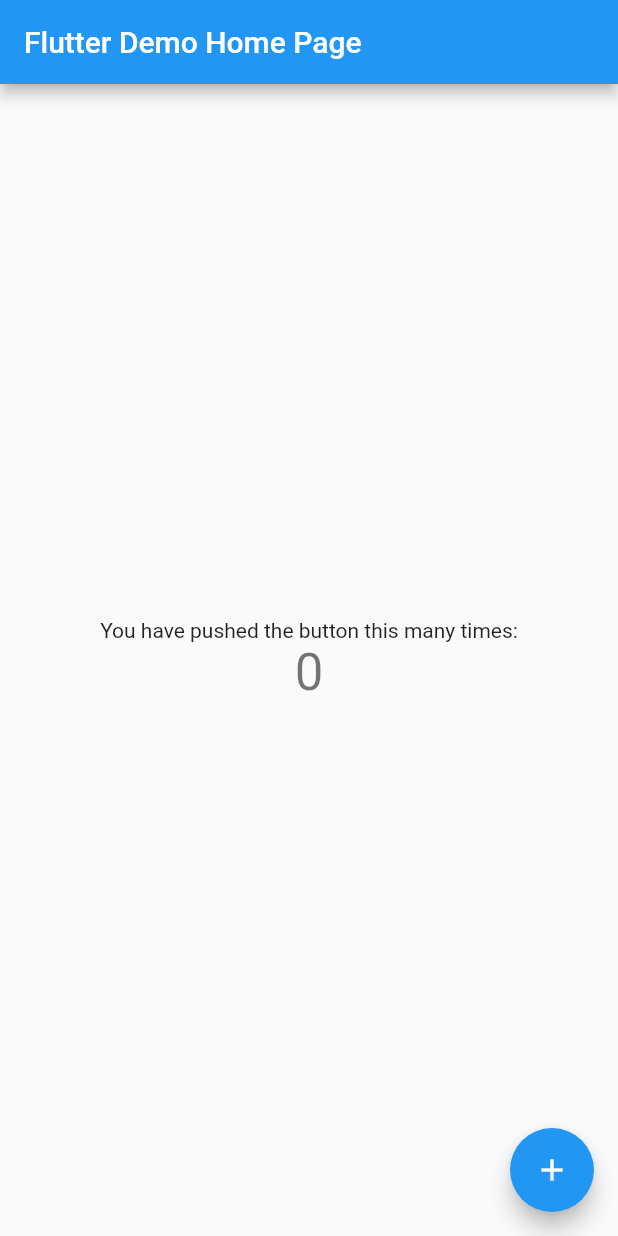
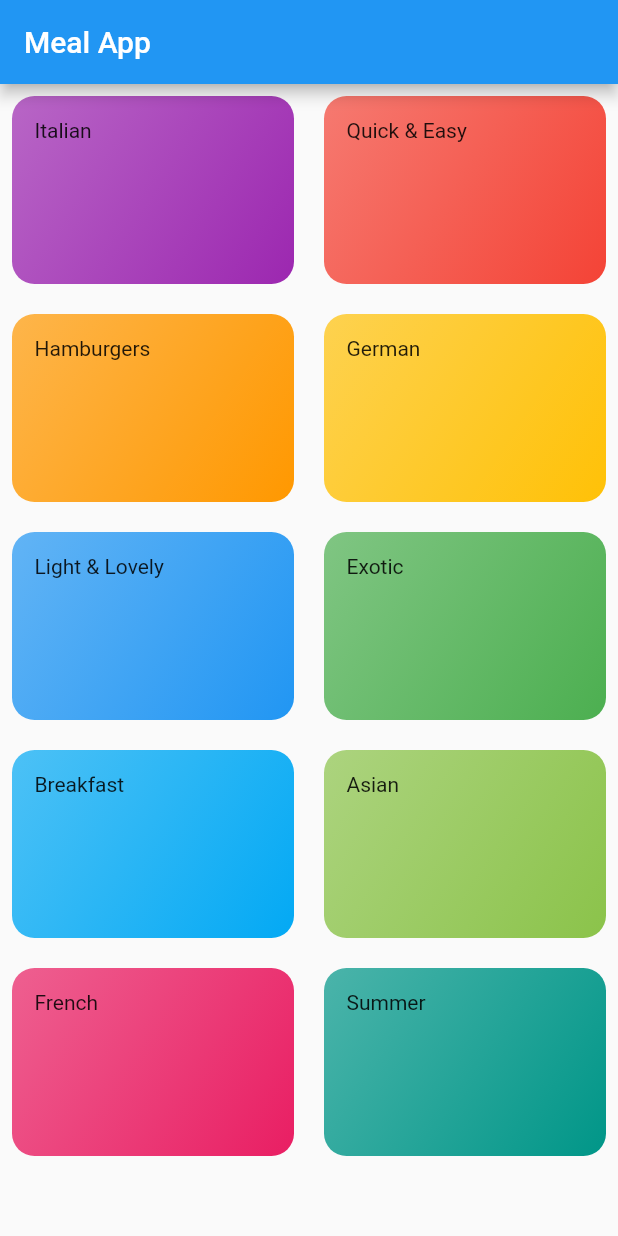
Before and after one commit to EroMCakes/Meals-App-multi-screen-navigation-, a Flutter app: the screen it shows after launch, on a phone screen of 412 x 824 dp. Run offline on Flutter 3.47's test engine with Material 2 defaults, Android fonts, the phone set to English and light mode, and no system bars.

Commit message:
setup main screen and main data model

```diff
--- /dev/null
+++ b/lib/Models/category.dart
@@ -0,0 +1,10 @@
+import 'package:flutter/material.dart';
+
+class Category {
+  const Category(
+      {required this.id, required this.title, this.color = Colors.orange});
+
+  final String id;
+  final String title;
+  final Color color;
+}
--- /dev/null
+++ b/lib/Utils/dummy_data.dart
@@ -0,0 +1,56 @@
+import 'package:flutter/material.dart';
+
+import '../Models/category.dart';
+
+const DUMMY_CATEGORIES = [
+  Category(
+    id: 'c1',
+    title: 'Italian',
+    color: Colors.purple,
+  ),
+  Category(
+    id: 'c2',
+    title: 'Quick & Easy',
+    color: Colors.red,
+  ),
+  Category(
+    id: 'c3',
+    title: 'Hamburgers',
+    color: Colors.orange,
+  ),
+  Category(
+    id: 'c4',
+    title: 'German',
+    color: Colors.amber,
+  ),
+  Category(
+    id: 'c5',
+    title: 'Light & Lovely',
+    color: Colors.blue,
+  ),
+  Category(
+    id: 'c6',
+    title: 'Exotic',
+    color: Colors.green,
+  ),
+  Category(
+    id: 'c7',
+    title: 'Breakfast',
+    color: Colors.lightBlue,
+  ),
+  Category(
+    id: 'c8',
+    title: 'Asian',
+    color: Colors.lightGreen,
+  ),
+  Category(
+    id: 'c9',
+    title: 'French',
+    color: Colors.pink,
+  ),
+  Category(
+    id: 'c10',
+    title: 'Summer',
+    color: Colors.teal,
+  ),
+];
--- /dev/null
+++ b/lib/View/Screens/categories_screen.dart
@@ -0,0 +1,29 @@
+import 'package:flutter/material.dart';
+
+import '../../Utils/dummy_data.dart';
+import '../Widgets/category_item.dart';
+
+class CategoriesScreen extends StatelessWidget {
+  const CategoriesScreen({Key? key}) : super(key: key);
+
+  @override
+  Widget build(BuildContext context) {
+    return Scaffold(
+      appBar: AppBar(
+        title: Text('Meal App'),
+      ),
+      body: GridView(
+        padding: const EdgeInsets.all(8),
+        gridDelegate: SliverGridDelegateWithMaxCrossAxisExtent(
+          maxCrossAxisExtent: MediaQuery.of(context).size.width * 0.45,
+          childAspectRatio: 3 / 2,
+          mainAxisSpacing: 20,
+          crossAxisSpacing: 20,
+        ),
+        children: DUMMY_CATEGORIES
+            .map((catData) => CategoryItem(catData.title, catData.color))
+            .toList(),
+      ),
+    );
+  }
+}
--- /dev/null
+++ b/lib/View/Widgets/category_item.dart
@@ -0,0 +1,27 @@
+import 'package:flutter/material.dart';
+
+class CategoryItem extends StatelessWidget {
+  final String title;
+  final Color color;
+
+  CategoryItem(this.title, this.color);
+
+  @override
+  Widget build(BuildContext context) {
+    return Container(
+      padding: const EdgeInsets.all(15),
+      child: Text(title),
+      decoration: BoxDecoration(
+        gradient: LinearGradient(
+          colors: [
+            color.withOpacity(0.7),
+            color,
+          ],
+          begin: Alignment.topLeft,
+          end: Alignment.bottomRight,
+        ),
+        borderRadius: BorderRadius.circular(15),
+      ),
+    );
+  }
+}
--- a/lib/main.dart
+++ b/lib/main.dart
@@ -1,4 +1,6 @@
 import 'package:flutter/material.dart';
+
+import './View/Screens/categories_screen.dart';
 
 void main() {
   runApp(const MyApp());
@@ -11,105 +13,12 @@ class MyApp extends StatelessWidget {
   @override
   Widget build(BuildContext context) {
     return MaterialApp(
+      debugShowCheckedModeBanner: false,
       title: 'Flutter Demo',
       theme: ThemeData(
-        // This is the theme of your application.
-        //
-        // Try running your application with "flutter run". You'll see the
-        // application has a blue toolbar. Then, without quitting the app, try
-        // changing the primarySwatch below to Colors.green and then invoke
-        // "hot reload" (press "r" in the console where you ran "flutter run",
-        // or simply save your changes to "hot reload" in a Flutter IDE).
-        // Notice that the counter didn't reset back to zero; the application
-        // is not restarted.
         primarySwatch: Colors.blue,
       ),
-      home: const MyHomePage(title: 'Flutter Demo Home Page'),
+      home: CategoriesScreen(),
     );
   }
 }
-
-class MyHomePage extends StatefulWidget {
-  const MyHomePage({Key? key, required this.title}) : super(key: key);
-
-  // This widget is the home page of your application. It is stateful, meaning
-  // that it has a State object (defined below) that contains fields that affect
-  // how it looks.
-
-  // This class is the configuration for the state. It holds the values (in this
-  // case the title) provided by the parent (in this case the App widget) and
-  // used by the build method of the State. Fields in a Widget subclass are
-  // always marked "final".
-
-  final String title;
-
-  @override
-  State<MyHomePage> createState() => _MyHomePageState();
-}
-
-class _MyHomePageState extends State<MyHomePage> {
-  int _counter = 0;
-
-  void _incrementCounter() {
-    setState(() {
-      // This call to setState tells the Flutter framework that something has
-      // changed in this State, which causes it to rerun the build method below
-      // so that the display can reflect the updated values. If we changed
-      // _counter without calling setState(), then the build method would not be
-      // called again, and so nothing would appear to happen.
-      _counter++;
-    });
-  }
-
-  @override
-  Widget build(BuildContext context) {
-    // This method is rerun every time setState is called, for instance as done
-    // by the _incrementCounter method above.
-    //
-    // The Flutter framework has been optimized to make rerunning build methods
-    // fast, so that you can just rebuild anything that needs updating rather
-    // than having to individually change instances of widgets.
-    return Scaffold(
-      appBar: AppBar(
-        // Here we take the value from the MyHomePage object that was created by
-        // the App.build method, and use it to set our appbar title.
-        title: Text(widget.title),
-      ),
-      body: Center(
-        // Center is a layout widget. It takes a single child and positions it
-        // in the middle of the parent.
-        child: Column(
-          // Column is also a layout widget. It takes a list of children and
-          // arranges them vertically. By default, it sizes itself to fit its
-          // children horizontally, and tries to be as tall as its parent.
-          //
-          // Invoke "debug painting" (press "p" in the console, choose the
-          // "Toggle Debug Paint" action from the Flutter Inspector in Android
-          // Studio, or the "Toggle Debug Paint" command in Visual Studio Code)
-          // to see the wireframe for each widget.
-          //
-          // Column has various properties to control how it sizes itself and
-          // how it positions its children. Here we use mainAxisAlignment to
-          // center the children vertically; the main axis here is the vertical
-          // axis because Columns are vertical (the cross axis would be
-          // horizontal).
-          mainAxisAlignment: MainAxisAlignment.center,
-          children: <Widget>[
-            const Text(
-              'You have pushed the button this many times:',
-            ),
-            Text(
-              '$_counter',
-              style: Theme.of(context).textTheme.headline4,
-            ),
-          ],
-        ),
-      ),
-      floatingActionButton: FloatingActionButton(
-        onPressed: _incrementCounter,
-        tooltip: 'Increment',
-        child: const Icon(Icons.add),
-      ), // This trailing comma makes auto-formatting nicer for build methods.
-    );
-  }
-}
```
Also changed, not shown: 1 other file.
